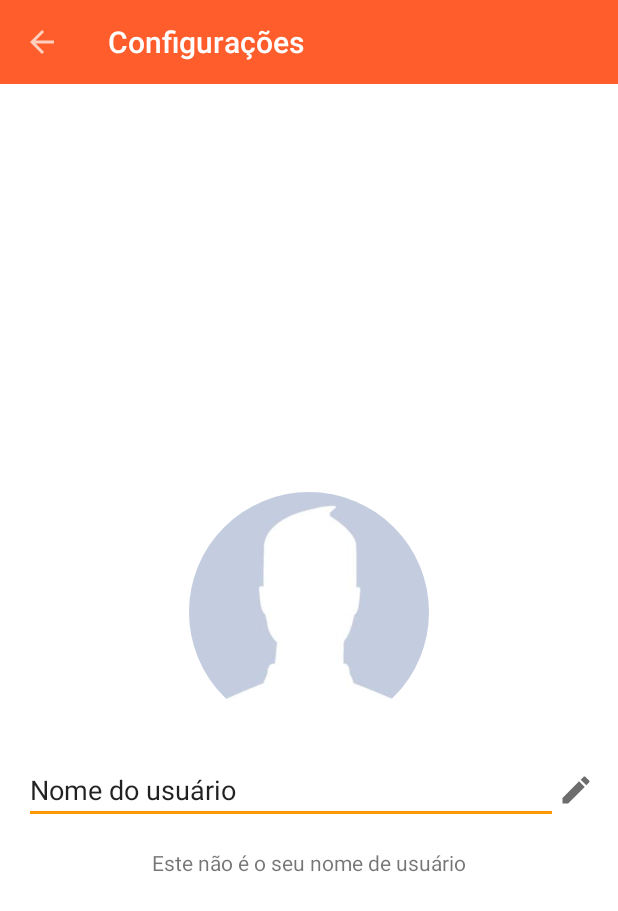
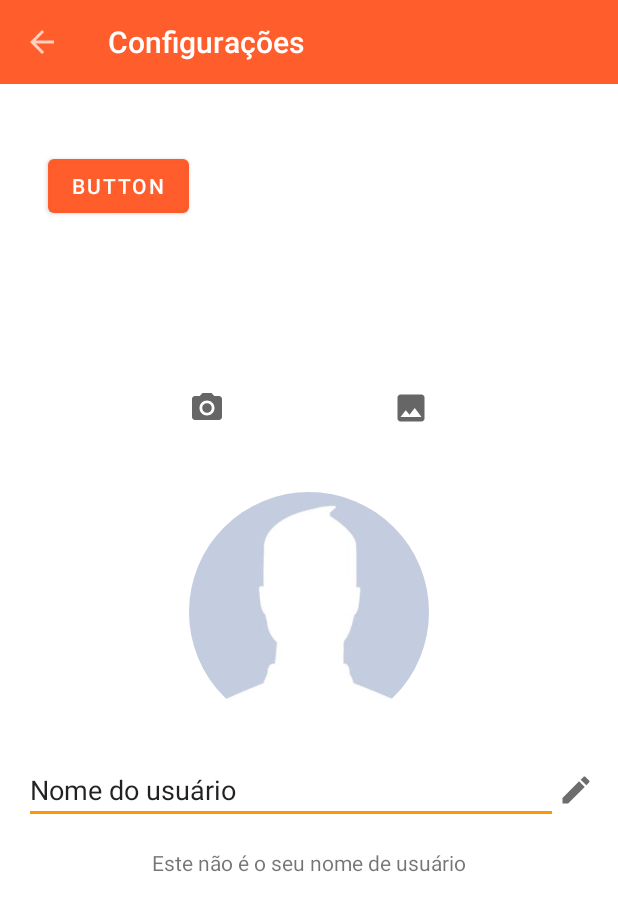
Before and after one commit to Lucas7x/Mensageiro, an Android app: the ConfiguracoesActivity screen opened directly, with no data from a screen before it, on a phone screen of 412 x 824 dp. Shown: the top 911 px of the screen. Run offline under Robolectric (Android 15) with nearby library versions, the phone set to English and light mode, and no system bars; our stand-ins replace CircleImageView.

Commit message:
configurando escolha de foto por camera

```diff
--- a/app/src/main/AndroidManifest.xml
+++ b/app/src/main/AndroidManifest.xml
@@ -1,6 +1,8 @@
 <?xml version="1.0" encoding="utf-8"?>
 <manifest xmlns:android="http://schemas.android.com/apk/res/android"
     package="com.example.mensageiro">
+
+    <uses-feature android:name="android.hardware.camera2" android:required="true"/>
 
     <uses-permission android:name="android.permission.READ_EXTERNAL_STORAGE"/>
     <uses-permission android:name="android.permission.CAMERA"/>
--- a/app/src/main/java/com/example/mensageiro/activity/ConfiguracoesActivity.java
+++ b/app/src/main/java/com/example/mensageiro/activity/ConfiguracoesActivity.java
@@ -7,8 +7,14 @@ import androidx.appcompat.widget.Toolbar;
 
 import android.Manifest;
 import android.content.DialogInterface;
+import android.content.Intent;
 import android.content.pm.PackageManager;
 import android.os.Bundle;
+import android.provider.MediaStore;
+import android.view.View;
+import android.widget.Button;
+import android.widget.ImageButton;
+import android.widget.Toast;
 
 import com.example.mensageiro.R;
 import com.example.mensageiro.helper.Permissao;
@@ -20,14 +26,24 @@ public class ConfiguracoesActivity extends AppCompatActivity {
             Manifest.permission.CAMERA
     };
 
+    private ImageButton imageButtonCamera, imageButtonGaleria;
+    private Button buttonTeste;
+
+    private static final int SELECAO_CAMERA  = 100;
+    private static final int SELECAO_GALERIA = 101;
+
     @Override
     protected void onCreate(Bundle savedInstanceState) {
         super.onCreate(savedInstanceState);
         setContentView(R.layout.activity_configuracoes);
 
-
         //Validar permissões
         Permissao.validarPermissões(permissoesNecessarias, this, 1);
+
+        //
+        imageButtonCamera = findViewById(R.id.imageButtonCameraConfig);
+        imageButtonGaleria = findViewById(R.id.imageButtonGaleriaConfig);
+        buttonTeste = findViewById(R.id.buttonTeste);
 
         //configurando toolbar
         Toolbar toolbar = findViewById(R.id.toolbarPrincipal);
@@ -36,8 +52,53 @@ public class ConfiguracoesActivity extends AppCompatActivity {
         //habilitando botão de voltar na toolbar
         getSupportActionBar().setDisplayHomeAsUpEnabled(true);
 
+        imageButtonCamera.setOnClickListener(new View.OnClickListener() {
+            @Override
+            public void onClick(View v) {
+
+                Intent i = new Intent(MediaStore.ACTION_IMAGE_CAPTURE);
+
+                if(i.resolveActivity(getPackageManager()) == null) {
+                    startActivityForResult(i, SELECAO_CAMERA);
+                } else {
+                    Toast.makeText(
+                            ConfiguracoesActivity.this,
+                            "Não conseguiu abrir camera",
+                            Toast.LENGTH_SHORT
+                    ).show();
+                }
+
+
+
+            }
+        });
+
+
+
+        imageButtonGaleria.setOnClickListener(new View.OnClickListener() {
+            @Override
+            public void onClick(View v) {
+                Toast.makeText(
+                        ConfiguracoesActivity.this,
+                        "Clicou no botao",
+                        Toast.LENGTH_SHORT
+                ).show();
+            }
+        });
+
+
+
+        buttonTeste.setOnClickListener(new View.OnClickListener() {
+            @Override
+            public void onClick(View v) {
+                finish();
+            }
+        });
+
+
     } //fim do onCreate
 
+    /*
     @Override
     public void onRequestPermissionsResult(int requestCode, @NonNull String[] permissions, @NonNull int[] grantResults) {
         super.onRequestPermissionsResult(requestCode, permissions, grantResults);
@@ -48,6 +109,7 @@ public class ConfiguracoesActivity extends AppCompatActivity {
             }
         }
     } //fim do método onRequestPermissionsResult
+
 
     private void alertaValidacaoPermissao() {
         AlertDialog.Builder builder = new AlertDialog.Builder(this);
@@ -64,4 +126,19 @@ public class ConfiguracoesActivity extends AppCompatActivity {
         AlertDialog dialog = builder.create();
         dialog.show();
     } //fim do método alertaValidacaoPermissao
+
+    /*
+    public void abrirGaleriaConfiguracoes(View view) {
+        Intent i = new Intent(MediaStore.ACTION_IMAGE_CAPTURE);
+        if(i.resolveActivity(getApplicationContext().getPackageManager()) != null) {
+            startActivityForResult(i, SELECAO_CAMERA);
+        }
+
+    } //fim abrirGaleriaConfiguracoes
+
+    public void abrirCameraConfiguracoes(View view) {
+
+    } //fim abrirCameraConfiguracoes
+
+     */
 }
--- /dev/null
+++ b/app/src/main/res/drawable/ic_camera.xml
@@ -0,0 +1,13 @@
+<vector xmlns:android="http://schemas.android.com/apk/res/android"
+    android:width="24dp"
+    android:height="24dp"
+    android:viewportWidth="24"
+    android:viewportHeight="24"
+    android:tint="?attr/colorControlNormal">
+  <path
+      android:fillColor="#FF5722"
+      android:pathData="M12,12m-3.2,0a3.2,3.2 0,1 1,6.4 0a3.2,3.2 0,1 1,-6.4 0"/>
+  <path
+      android:fillColor="#FF5722"
+      android:pathData="M9,2L7.17,4L4,4c-1.1,0 -2,0.9 -2,2v12c0,1.1 0.9,2 2,2h16c1.1,0 2,-0.9 2,-2L22,6c0,-1.1 -0.9,-2 -2,-2h-3.17L15,2L9,2zM12,17c-2.76,0 -5,-2.24 -5,-5s2.24,-5 5,-5 5,2.24 5,5 -2.24,5 -5,5z"/>
+</vector>
--- /dev/null
+++ b/app/src/main/res/drawable/ic_foto.xml
@@ -0,0 +1,10 @@
+<vector xmlns:android="http://schemas.android.com/apk/res/android"
+    android:width="24dp"
+    android:height="24dp"
+    android:viewportWidth="24"
+    android:viewportHeight="24"
+    android:tint="?attr/colorControlNormal">
+  <path
+      android:fillColor="#FF5722"
+      android:pathData="M21,19V5c0,-1.1 -0.9,-2 -2,-2H5c-1.1,0 -2,0.9 -2,2v14c0,1.1 0.9,2 2,2h14c1.1,0 2,-0.9 2,-2zM8.5,13.5l2.5,3.01L14.5,12l4.5,6H5l3.5,-4.5z"/>
+</vector>
--- a/app/src/main/res/layout/activity_configuracoes.xml
+++ b/app/src/main/res/layout/activity_configuracoes.xml
@@ -5,6 +5,15 @@
     android:layout_width="match_parent"
     android:layout_height="match_parent"
     tools:context=".activity.ConfiguracoesActivity">
+
+    <ImageButton
+        android:id="@+id/imageButtonCameraConfig"
+        android:layout_width="wrap_content"
+        android:layout_height="wrap_content"
+        android:background="@drawable/ic_camera"
+        app:layout_constraintBottom_toBottomOf="@+id/circleImageViewFotoPerfil"
+        app:layout_constraintStart_toStartOf="@+id/circleImageViewFotoPerfil"
+        app:layout_constraintTop_toBottomOf="@+id/include" />
 
     <include
         android:id="@+id/include"
@@ -72,4 +81,24 @@
         app:layout_constraintStart_toStartOf="parent"
         app:layout_constraintTop_toBottomOf="@+id/linearLayout" />
 
+    <ImageButton
+        android:id="@+id/imageButtonGaleriaConfig"
+        android:layout_width="wrap_content"
+        android:layout_height="wrap_content"
+        android:background="@drawable/ic_foto"
+        app:layout_constraintBottom_toBottomOf="@+id/circleImageViewFotoPerfil"
+        app:layout_constraintEnd_toEndOf="@+id/circleImageViewFotoPerfil"
+        app:layout_constraintTop_toBottomOf="@+id/include" />
+
+    <Button
+        android:id="@+id/buttonTeste"
+        android:layout_width="wrap_content"
+        android:layout_height="wrap_content"
+        android:layout_marginStart="32dp"
+        android:layout_marginLeft="32dp"
+        android:layout_marginTop="100dp"
+        android:text="Button"
+        app:layout_constraintStart_toStartOf="parent"
+        app:layout_constraintTop_toTopOf="parent" />
+
 </androidx.constraintlayout.widget.ConstraintLayout>
```
